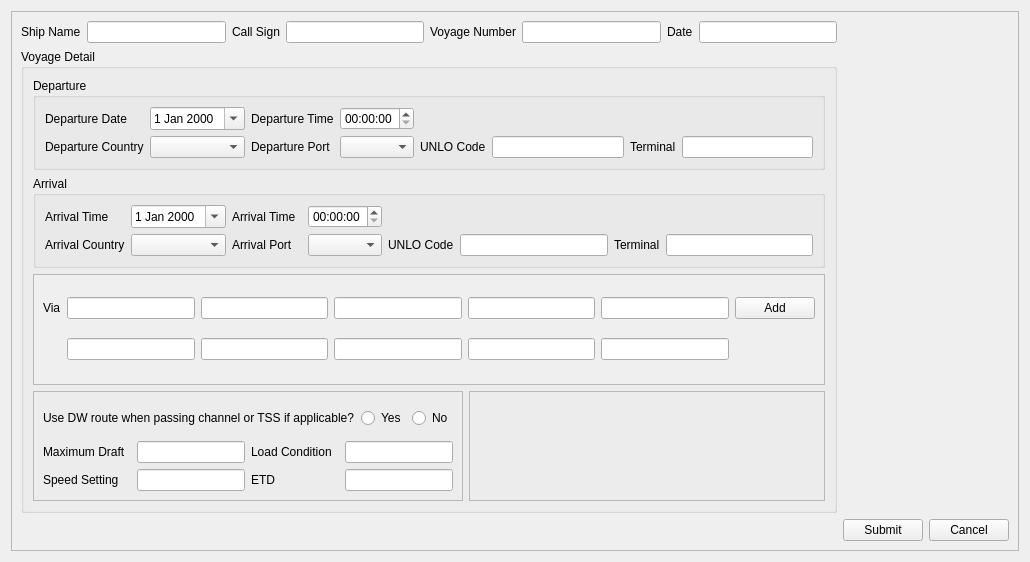
First picture: the form in QtUi/requestRoute.ui, repository heavenlxj/emgui, before the edit.
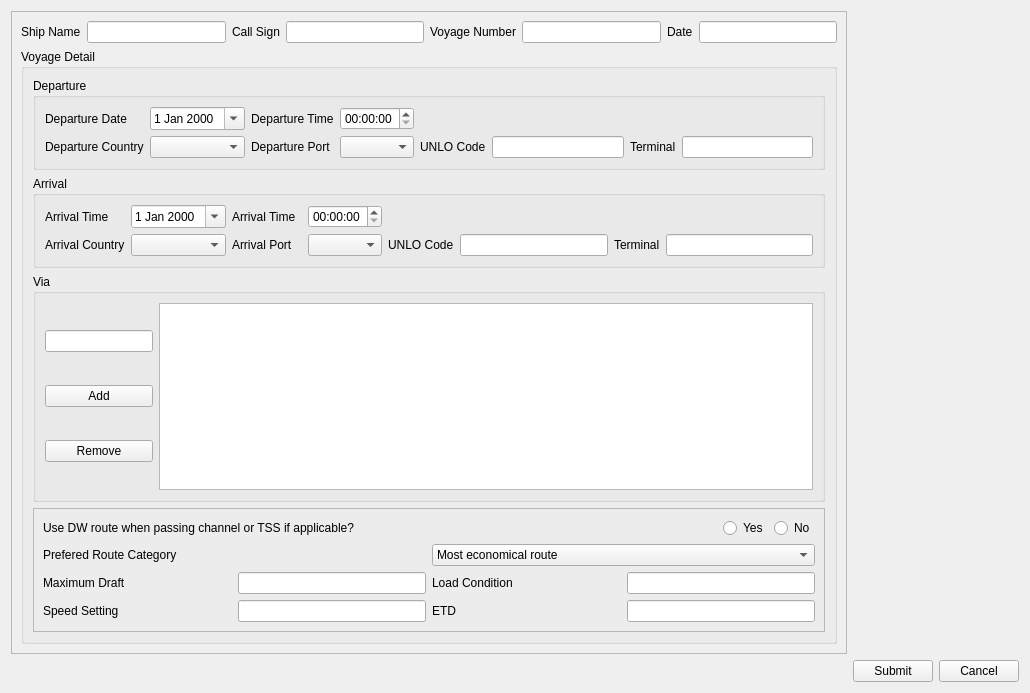
Second picture: the form after the edit.

```diff
--- a/QtUi/requestRoute.ui
+++ b/QtUi/requestRoute.ui
@@ -7,13 +7,13 @@
     <x>0</x>
     <y>0</y>
     <width>1030</width>
-    <height>562</height>
+    <height>693</height>
    </rect>
   </property>
   <property name="windowTitle">
    <string>Form</string>
   </property>
-  <layout class="QGridLayout" name="gridLayout_5">
+  <layout class="QGridLayout" name="gridLayout_7">
    <item row="0" column="0">
     <widget class="QFrame" name="frame">
      <property name="frameShape">
@@ -22,10 +22,8 @@
      <property name="frameShadow">
       <enum>QFrame::Raised</enum>
      </property>
-     <layout class="QGridLayout" name="gridLayout_4">
+     <layout class="QGridLayout" name="gridLayout_6">
       <item row="0" column="0">
-       <layout class="QHBoxLayout" name="horizontalLayout_6">
-        <item>
          <widget class="QLabel" name="label_shipName">
           <property name="text">
            <string>Ship Name</string>
@@ -35,10 +33,10 @@
           </property>
          </widget>
         </item>
-        <item>
+      <item row="0" column="1">
          <widget class="QLineEdit" name="shipNameEdit"/>
         </item>
-        <item>
+      <item row="0" column="2">
          <widget class="QLabel" name="label_callSign">
           <property name="text">
            <string>Call Sign</string>
@@ -48,10 +46,10 @@
           </property>
          </widget>
         </item>
-        <item>
+      <item row="0" column="3">
          <widget class="QLineEdit" name="callSignEdit"/>
         </item>
-        <item>
+      <item row="0" column="4">
          <widget class="QLabel" name="label_voyageNumber">
           <property name="text">
            <string>Voyage Number</string>
@@ -61,10 +59,10 @@
           </property>
          </widget>
         </item>
-        <item>
+      <item row="0" column="5">
          <widget class="QLineEdit" name="voyageNumberEdit"/>
         </item>
-        <item>
+      <item row="0" column="6">
          <widget class="QLabel" name="label_date">
           <property name="text">
            <string>Date</string>
@@ -74,18 +72,16 @@
           </property>
          </widget>
         </item>
-        <item>
+      <item row="0" column="7">
          <widget class="QLineEdit" name="dateEdit"/>
         </item>
-       </layout>
-      </item>
-      <item row="1" column="0">
+      <item row="1" column="0" colspan="8">
        <widget class="QGroupBox" name="groupBox">
         <property name="title">
          <string>Voyage Detail</string>
         </property>
-        <layout class="QGridLayout" name="gridLayout_3">
-         <item row="0" column="0" colspan="2">
+        <layout class="QGridLayout" name="gridLayout_5">
+         <item row="0" column="0">
           <widget class="QGroupBox" name="groupBox_2">
            <property name="title">
             <string>Departure</string>
@@ -111,19 +107,6 @@
             <item row="1" column="7">
              <widget class="QLineEdit" name="terminal_depature"/>
             </item>
-            <item row="0" column="0">
-             <widget class="QLabel" name="label_6">
-              <property name="sizePolicy">
-               <sizepolicy hsizetype="Preferred" vsizetype="Preferred">
-                <horstretch>0</horstretch>
-                <verstretch>0</verstretch>
-               </sizepolicy>
-              </property>
-              <property name="text">
-               <string>Departure Date</string>
-              </property>
-             </widget>
-            </item>
             <item row="1" column="3">
              <widget class="QComboBox" name="departure_port_combo"/>
             </item>
@@ -171,10 +154,23 @@
               </property>
              </widget>
             </item>
+            <item row="0" column="0">
+             <widget class="QLabel" name="label_6">
+              <property name="sizePolicy">
+               <sizepolicy hsizetype="Preferred" vsizetype="Preferred">
+                <horstretch>0</horstretch>
+                <verstretch>0</verstretch>
+               </sizepolicy>
+              </property>
+              <property name="text">
+               <string>Departure Date</string>
+              </property>
+             </widget>
+            </item>
            </layout>
           </widget>
          </item>
-         <item row="1" column="0" colspan="2">
+         <item row="1" column="0">
           <widget class="QGroupBox" name="groupBox_3">
            <property name="title">
             <string>Arrival</string>
@@ -251,6 +247,65 @@
            </layout>
           </widget>
          </item>
+         <item row="2" column="0">
+          <widget class="QGroupBox" name="groupBox_4">
+           <property name="title">
+            <string>Via</string>
+           </property>
+           <layout class="QGridLayout" name="gridLayout_4">
+            <item row="0" column="0">
+             <layout class="QVBoxLayout" name="_2">
+              <item>
+               <widget class="QLineEdit" name="lineEdit">
+                <property name="sizePolicy">
+                 <sizepolicy hsizetype="Fixed" vsizetype="Fixed">
+                  <horstretch>0</horstretch>
+                  <verstretch>0</verstretch>
+                 </sizepolicy>
+                </property>
+               </widget>
+              </item>
+              <item>
+               <widget class="QPushButton" name="add_btn">
+                <property name="sizePolicy">
+                 <sizepolicy hsizetype="Minimum" vsizetype="Fixed">
+                  <horstretch>0</horstretch>
+                  <verstretch>0</verstretch>
+                 </sizepolicy>
+                </property>
+                <property name="text">
+                 <string>Add</string>
+                </property>
+               </widget>
+              </item>
+              <item>
+               <widget class="QPushButton" name="pushButton">
+                <property name="sizePolicy">
+                 <sizepolicy hsizetype="Minimum" vsizetype="Fixed">
+                  <horstretch>0</horstretch>
+                  <verstretch>0</verstretch>
+                 </sizepolicy>
+                </property>
+                <property name="text">
+                 <string>Remove</string>
+                </property>
+               </widget>
+              </item>
+             </layout>
+            </item>
+            <item row="0" column="1">
+             <widget class="QListView" name="listView">
+              <property name="sizePolicy">
+               <sizepolicy hsizetype="Expanding" vsizetype="Expanding">
+                <horstretch>0</horstretch>
+                <verstretch>0</verstretch>
+               </sizepolicy>
+              </property>
+             </widget>
+            </item>
+           </layout>
+          </widget>
+         </item>
          <item row="3" column="0">
           <widget class="QFrame" name="frame_2">
            <property name="frameShape">
@@ -259,7 +314,7 @@
            <property name="frameShadow">
             <enum>QFrame::Raised</enum>
            </property>
-           <layout class="QGridLayout" name="gridLayout_6">
+           <layout class="QGridLayout" name="gridLayout_3">
             <item row="0" column="0">
              <layout class="QHBoxLayout" name="horizontalLayout_4">
               <item>
@@ -278,7 +333,7 @@
               <item>
                <widget class="QRadioButton" name="use_dw_route_yes_radio">
                 <property name="sizePolicy">
-                 <sizepolicy hsizetype="Preferred" vsizetype="Preferred">
+                 <sizepolicy hsizetype="Maximum" vsizetype="Preferred">
                   <horstretch>0</horstretch>
                   <verstretch>0</verstretch>
                  </sizepolicy>
@@ -291,7 +346,7 @@
               <item>
                <widget class="QRadioButton" name="use_dw_route_no_radio">
                 <property name="sizePolicy">
-                 <sizepolicy hsizetype="Preferred" vsizetype="Preferred">
+                 <sizepolicy hsizetype="Maximum" vsizetype="Preferred">
                   <horstretch>0</horstretch>
                   <verstretch>0</verstretch>
                  </sizepolicy>
@@ -304,6 +359,36 @@
              </layout>
             </item>
             <item row="1" column="0">
+             <layout class="QHBoxLayout" name="horizontalLayout">
+              <item>
+               <widget class="QLabel" name="label">
+                <property name="text">
+                 <string>Prefered Route Category</string>
+                </property>
+               </widget>
+              </item>
+              <item>
+               <widget class="QComboBox" name="comboBox">
+                <item>
+                 <property name="text">
+                  <string>Most economical route</string>
+                 </property>
+                </item>
+                <item>
+                 <property name="text">
+                  <string>Most frequently ued route</string>
+                 </property>
+                </item>
+                <item>
+                 <property name="text">
+                  <string>Most recently used route</string>
+                 </property>
+                </item>
+               </widget>
+              </item>
+             </layout>
+            </item>
+            <item row="2" column="0">
              <layout class="QHBoxLayout" name="horizontalLayout_5">
               <item>
                <widget class="QLabel" name="label_maxDraft">
@@ -347,7 +432,7 @@
               </item>
              </layout>
             </item>
-            <item row="2" column="0">
+            <item row="3" column="0">
              <layout class="QHBoxLayout" name="horizontalLayout_11">
               <item>
                <widget class="QLabel" name="label_speedSetting">
@@ -400,92 +485,13 @@
            </layout>
           </widget>
          </item>
-         <item row="3" column="1">
-          <widget class="QFrame" name="frame_4">
-           <property name="sizePolicy">
-            <sizepolicy hsizetype="Expanding" vsizetype="Expanding">
-             <horstretch>0</horstretch>
-             <verstretch>0</verstretch>
-            </sizepolicy>
-           </property>
-           <property name="frameShape">
-            <enum>QFrame::StyledPanel</enum>
-           </property>
-           <property name="frameShadow">
-            <enum>QFrame::Raised</enum>
-           </property>
-          </widget>
-         </item>
-         <item row="2" column="0" colspan="2">
-          <widget class="QScrollArea" name="scrollArea">
-           <property name="widgetResizable">
-            <bool>true</bool>
-           </property>
-           <widget class="QWidget" name="scrollAreaWidgetContents">
-            <property name="geometry">
-             <rect>
-              <x>0</x>
-              <y>0</y>
-              <width>806</width>
-              <height>128</height>
-             </rect>
-            </property>
-            <layout class="QGridLayout" name="gridLayout_7">
-             <item row="0" column="0">
-              <widget class="QLabel" name="label_via">
-               <property name="text">
-                <string>Via</string>
-               </property>
-               <property name="buddy">
-                <cstring>via1Edit</cstring>
-               </property>
-              </widget>
-             </item>
-             <item row="0" column="1">
-              <widget class="QLineEdit" name="via1Edit"/>
-             </item>
-             <item row="0" column="2">
-              <widget class="QLineEdit" name="via2Edit"/>
-             </item>
-             <item row="0" column="3">
-              <widget class="QLineEdit" name="via3Edit"/>
-             </item>
-             <item row="0" column="4">
-              <widget class="QLineEdit" name="via4Edit"/>
-             </item>
-             <item row="0" column="5">
-              <widget class="QLineEdit" name="via4Edit_3"/>
-             </item>
-             <item row="0" column="6">
-              <widget class="QPushButton" name="add_btn">
-               <property name="text">
-                <string>Add</string>
-               </property>
+        </layout>
+       </widget>
+      </item>
+     </layout>
               </widget>
              </item>
              <item row="1" column="1">
-              <widget class="QLineEdit" name="via4Edit_5"/>
-             </item>
-             <item row="1" column="2">
-              <widget class="QLineEdit" name="via4Edit_6"/>
-             </item>
-             <item row="1" column="3">
-              <widget class="QLineEdit" name="via4Edit_7"/>
-             </item>
-             <item row="1" column="4">
-              <widget class="QLineEdit" name="via4Edit_4"/>
-             </item>
-             <item row="1" column="5">
-              <widget class="QLineEdit" name="via4Edit_8"/>
-             </item>
-            </layout>
-           </widget>
-          </widget>
-         </item>
-        </layout>
-       </widget>
-      </item>
-      <item row="2" column="1">
        <layout class="QHBoxLayout" name="horizontalLayout_2">
         <item>
          <widget class="QPushButton" name="submitBtn">
@@ -505,9 +511,6 @@
       </item>
      </layout>
     </widget>
-   </item>
-  </layout>
- </widget>
  <tabstops>
   <tabstop>shipNameEdit</tabstop>
   <tabstop>callSignEdit</tabstop>
```
Left out of the diff: 4 changed lines with no effect on the pictures. Lines whose indentation alone changed are shown as unchanged.
